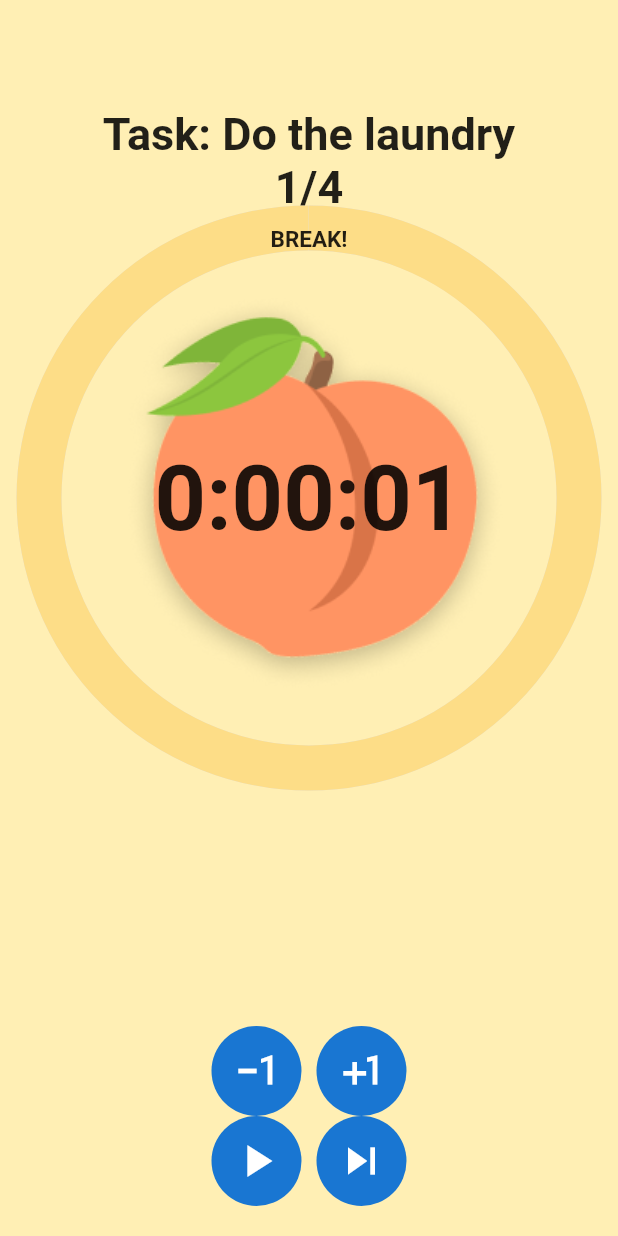
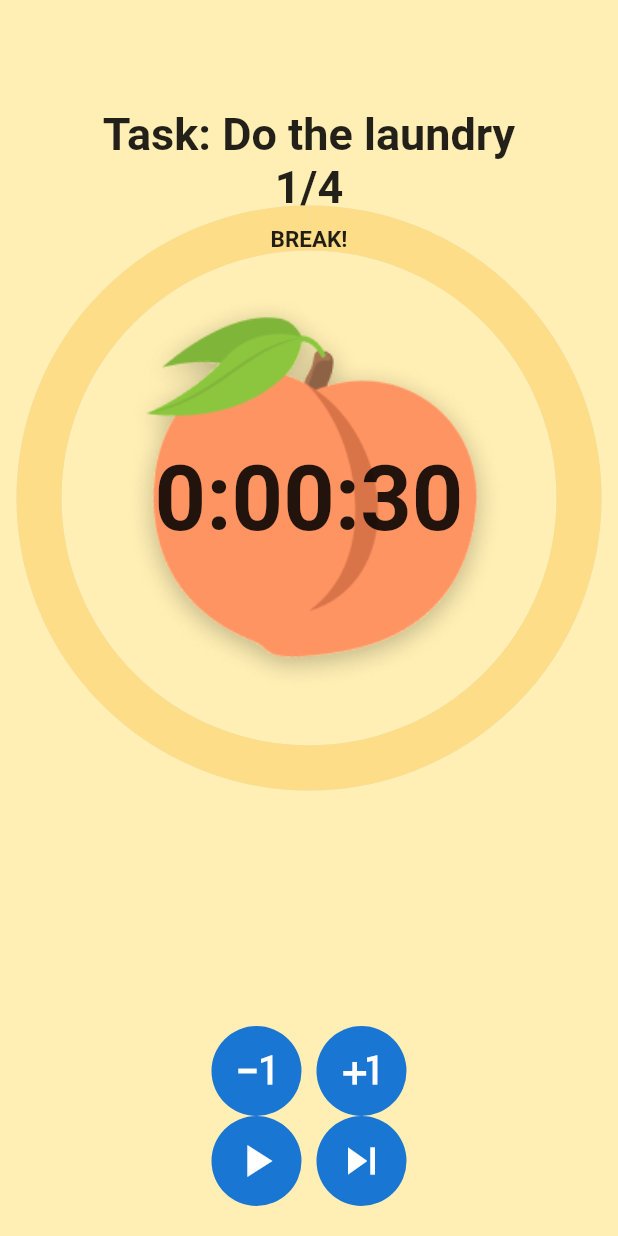
Before and after one commit to xkrystiandutka/GibT, a Flutter app: the screen it shows after launch, after a tap on the "play arrow" icon, after a tap on the "skip next" icon, on a phone screen of 412 x 824 dp. Run offline on Flutter 3.47's test engine with Material 2 defaults, Android fonts, the phone set to English and light mode, and no system bars; missing offline and left inert: flutter_ringtone_player.

Commit message:
Change default duration

```diff
--- a/lib/views/countdown-page.dart
+++ b/lib/views/countdown-page.dart
@@ -23,8 +23,8 @@ class _CountdownPageState extends State<CountdownPage>
   String title = "Do the laundry";
   String completeText = "";
 
-  Duration setDuration = Duration(seconds: 2);
-  Duration breakDuration = Duration(seconds: 1);
+  Duration setDuration = Duration(minutes: 2);
+  Duration breakDuration = Duration(seconds: 30);
 
   String get countText {
     Duration count = controller.duration! * controller.value;
```
